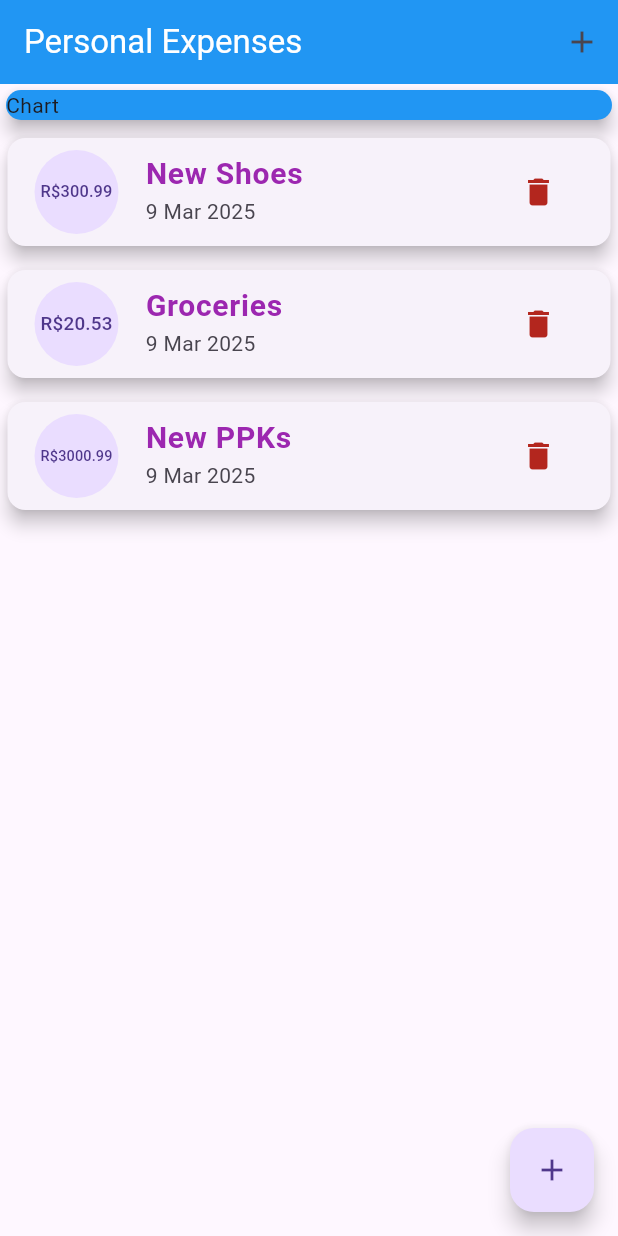
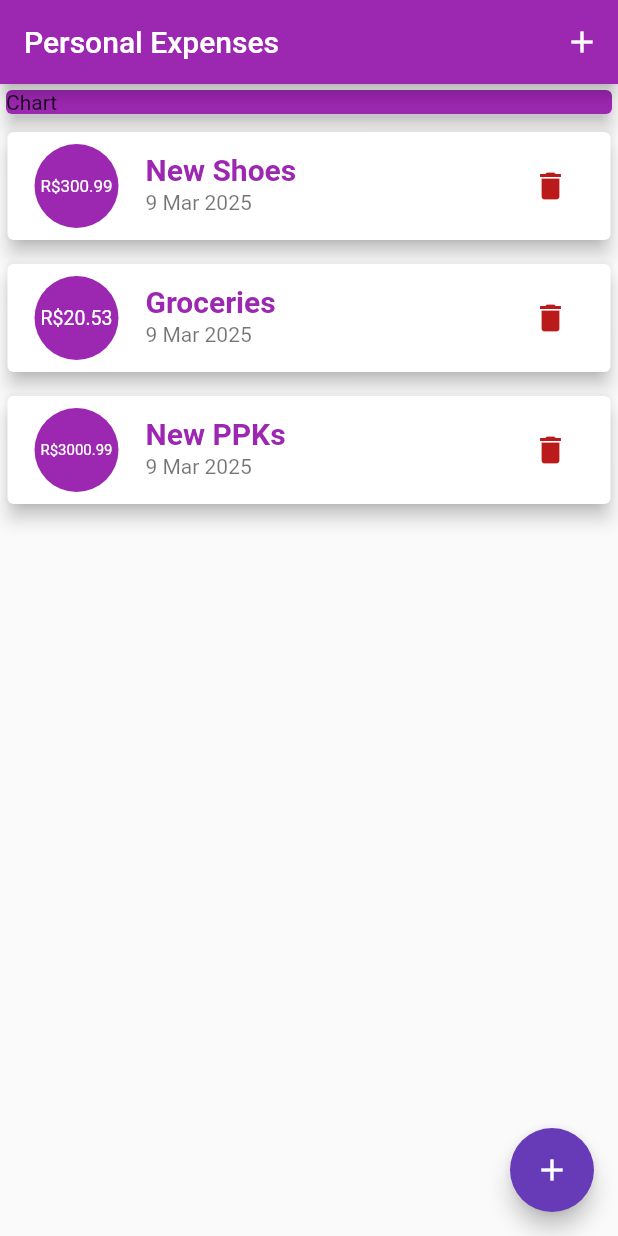
Before and after one commit to dilersik/personal-expenses-flutter, a Flutter app: the screen it shows after launch, on a phone screen of 412 x 824 dp. Run offline on Flutter 3.47's test engine with Material 3 defaults, Android fonts, the phone set to English and light mode, and no system bars.

Commit message:
114. Estilo com Theme

```diff
--- a/lib/components/transaction_list.dart
+++ b/lib/components/transaction_list.dart
@@ -25,6 +25,8 @@ class TransactionList extends StatelessWidget {
             ),
             child: ListTile(
               leading: CircleAvatar(
+                backgroundColor: Theme.of(context).colorScheme.primary,
+                foregroundColor: Theme.of(context).colorScheme.tertiary,
                 radius: 30,
                 child: Padding(
                   padding: const EdgeInsets.all(6),
@@ -38,7 +40,7 @@ class TransactionList extends StatelessWidget {
                 style: TextStyle(
                   fontWeight: FontWeight.bold,
                   fontSize: 20,
-                  color: Colors.purple,
+                  color: Theme.of(context).colorScheme.primary,
                 ),
               ),
               subtitle: Text(
--- a/lib/main.dart
+++ b/lib/main.dart
@@ -9,12 +9,27 @@ void main() {
 }
 
 class ExpensesApp extends StatelessWidget {
-  const ExpensesApp({super.key});
+  ExpensesApp({super.key});
+
+  final ThemeData theme = ThemeData();
 
   @override
   Widget build(BuildContext context) {
     return MaterialApp(
-      home: MyHomePage(),
+      home: const MyHomePage(),
+      theme: ThemeData(
+        useMaterial3: false,
+        appBarTheme: AppBarTheme(
+          backgroundColor: Colors.purple,
+          foregroundColor: Colors.white,
+        ),
+        colorScheme: ColorScheme.fromSeed(
+          seedColor: Colors.purple, // Use a solid color
+          primary: Colors.purple,
+          secondary: Colors.deepPurple, // More readable secondary color
+          tertiary: Colors.white,
+        ),
+      ),
     );
   }
 }
@@ -80,9 +95,7 @@ class _MyHomePageState extends State<MyHomePage> {
       appBar: AppBar(
         title: Text(
           'Personal Expenses',
-          style: TextStyle(color: Colors.white),
         ),
-        backgroundColor: Colors.blue,
         actions: [
           IconButton(
             onPressed: () => _openTransactionFormModal(context),
@@ -95,7 +108,7 @@ class _MyHomePageState extends State<MyHomePage> {
         children: [
           SizedBox(
             child: Card(
-              color: Colors.blue,
+              color: Theme.of(context).colorScheme.primary,
               elevation: 5,
               child: Text("Chart"),
             ),
```
